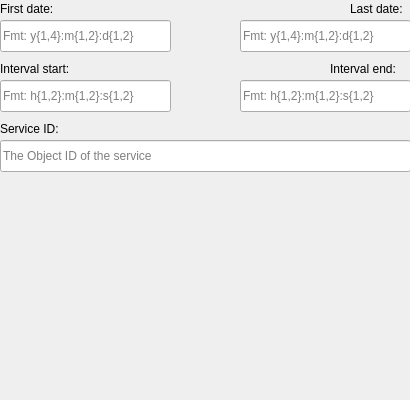
Old version of the form appointment_request_widget.ui in the repository YFL/appointy_appointment_and_request_creator.
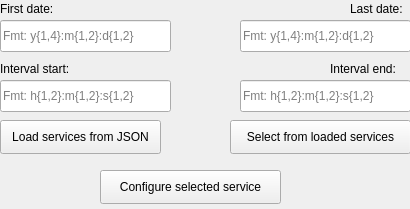
New version of the form.

Commit message: I've made some changes to the service configurator. Detes below.

```diff
--- a/appointment_request_widget.ui
+++ b/appointment_request_widget.ui
@@ -7,7 +7,7 @@
     <x>0</x>
     <y>0</y>
     <width>410</width>
-    <height>400</height>
+    <height>209</height>
    </rect>
   </property>
   <property name="windowTitle">
@@ -117,30 +117,43 @@
     <string>Fmt: h{1,2}:m{1,2}:s{1,2}</string>
    </property>
   </widget>
-  <widget class="QLabel" name="service_id_label">
+  <widget class="QPushButton" name="load_services_btn">
    <property name="geometry">
     <rect>
      <x>0</x>
      <y>120</y>
-     <width>61</width>
-     <height>18</height>
+     <width>161</width>
+     <height>34</height>
     </rect>
    </property>
    <property name="text">
-    <string>Service ID:</string>
+    <string>Load services from JSON</string>
    </property>
   </widget>
-  <widget class="QLineEdit" name="service_id">
+  <widget class="QPushButton" name="select_service_btn">
    <property name="geometry">
     <rect>
-     <x>0</x>
-     <y>140</y>
-     <width>411</width>
-     <height>32</height>
+     <x>230</x>
+     <y>120</y>
+     <width>181</width>
+     <height>34</height>
     </rect>
    </property>
-   <property name="placeholderText">
-    <string>The Object ID of the service</string>
+   <property name="text">
+    <string>Select from loaded services</string>
+   </property>
+  </widget>
+  <widget class="QPushButton" name="configure_service_btn">
+   <property name="geometry">
+    <rect>
+     <x>100</x>
+     <y>170</y>
+     <width>181</width>
+     <height>34</height>
+    </rect>
+   </property>
+   <property name="text">
+    <string>Configure selected service</string>
    </property>
   </widget>
  </widget>
```
The commit also changes 8 other files.
